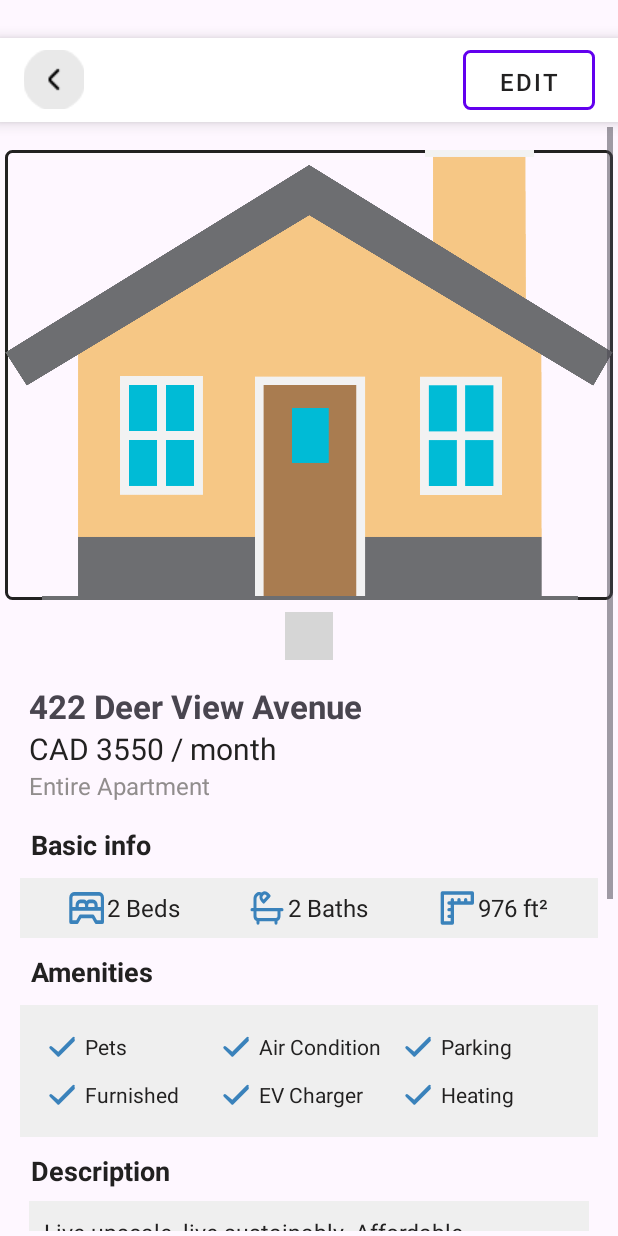
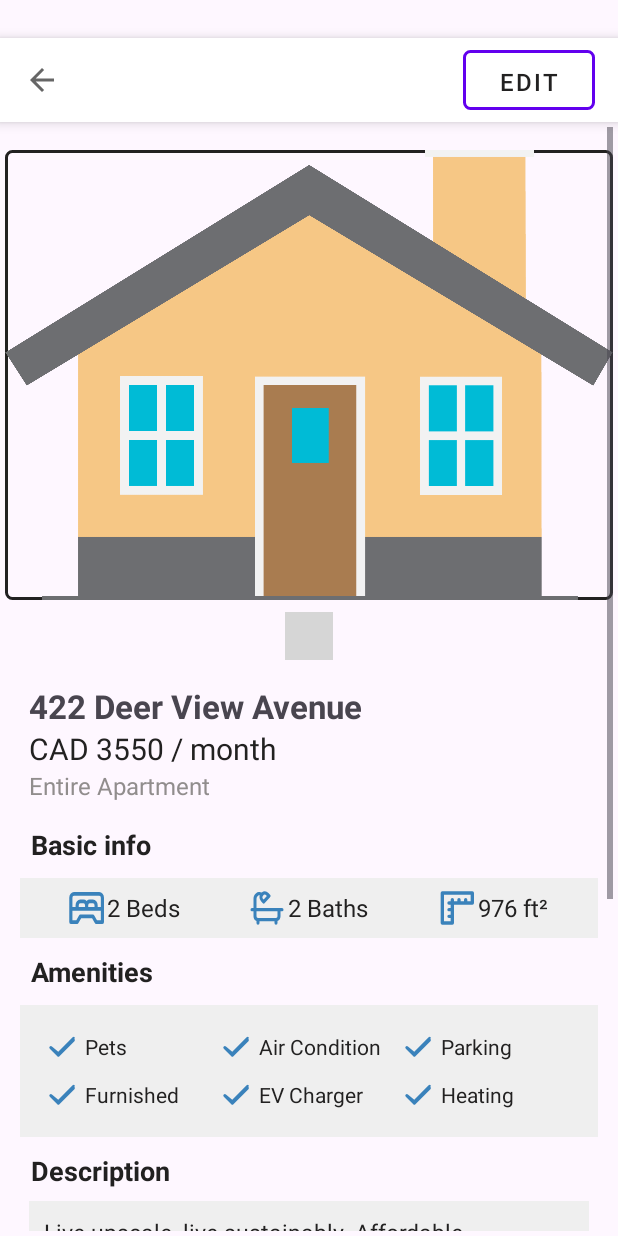
Before and after one commit to MrNathanDrake/Hexon_Project, an Android app: the screen it shows after launch once a user with an empty profile is signed in (PropertyDetailsActivity), after a tap on "Property Address", on a phone screen of 412 x 824 dp. Run offline under Robolectric (Android 15) with nearby library versions, the phone set to English and light mode, and no system bars; our stand-ins replace Firebase (no records; nobody signed in at launch, a user with empty details on screens opened directly), navigation-ui; libraries missing offline, so code that uses them is left out: com.tbuonomo.viewpagerdotsindicator; plain views replace DotsIndicator; pictures from the network do not load; 2 statements that could not run were skipped; grey boxes are pictures that could not be loaded.

Commit message:
update add property dashboard  UI

```diff
--- a/app/src/main/java/com/example/cmpt362_project/Chat.kt
+++ /dev/null
@@ -1,6 +0,0 @@
-package com.example.cmpt362_project
-
-data class Chat(
-    val id: Int,
-    val message: String
-)
--- a/app/src/main/java/com/example/cmpt362_project/inbox/InboxFragment.kt
+++ b/app/src/main/java/com/example/cmpt362_project/inbox/InboxFragment.kt
@@ -8,7 +8,6 @@ import android.widget.TextView
 import androidx.fragment.app.Fragment
 import androidx.lifecycle.ViewModelProvider
 import androidx.recyclerview.widget.LinearLayoutManager
-import com.example.cmpt362_project.ChatAdapter
 import com.example.cmpt362_project.R
 import com.example.cmpt362_project.databinding.FragmentInboxBinding
 
@@ -16,7 +15,7 @@ class InboxFragment : Fragment() {
 
     private var _binding: FragmentInboxBinding? = null
     private val binding get() = _binding!!
-    private lateinit var chatAdapter: ChatAdapter
+    //private lateinit var chatAdapter: ChatAdapter
 
     override fun onCreateView(
         inflater: LayoutInflater,
--- a/app/src/main/java/com/example/cmpt362_project/property/PropertyDetailsActivity.kt
+++ b/app/src/main/java/com/example/cmpt362_project/property/PropertyDetailsActivity.kt
@@ -1,13 +1,10 @@
 package com.example.cmpt362_project.property
 
-import android.content.Intent
 import android.os.Bundle
-import android.widget.Button
-import android.widget.ImageButton
 import android.widget.TextView
 import androidx.appcompat.app.AppCompatActivity
+import androidx.appcompat.widget.Toolbar
 import androidx.viewpager2.widget.ViewPager2
-import com.example.cmpt362_project.AddPropertyActivity
 import com.example.cmpt362_project.R
 import com.tbuonomo.viewpagerdotsindicator.DotsIndicator
 
@@ -17,24 +14,25 @@ class PropertyDetailsActivity : AppCompatActivity() {
         super.onCreate(savedInstanceState)
         setContentView(R.layout.activity_property_details)
 
-        // Back button functionality
-        val backButton: ImageButton = findViewById(R.id.backButton)
-        backButton.setOnClickListener {
-            finish() // Closes the activity and goes back
+        // Set up the toolbar
+        val toolbar: Toolbar = findViewById(R.id.toolbar)
+        setSupportActionBar(toolbar)
+
+        // Enable the default back button
+        supportActionBar?.apply {
+            setDisplayHomeAsUpEnabled(true) // Show back button
+            title = "" // Optional: Clear default title
         }
 
-        // Edit button functionality
-        val editButton: Button = findViewById(R.id.editButton)
-        editButton.setOnClickListener {
-            // Navigate to AddPropertyActivity
-            val intent = Intent(this, AddPropertyActivity::class.java)
-            startActivity(intent)
+        // Set the back button's behavior
+        toolbar.setNavigationOnClickListener {
+            onBackPressed() // Handle back button action
         }
 
         // Retrieve property data from the intent
-        val propertyAddressText = intent.getStringExtra("property_address") ?: "422 Deer View Avenue"
-        val propertyPriceText = intent.getStringExtra("property_price") ?: "3000 CAD / month"
-        val propertyImageUrl = intent.getStringExtra("property_image_url") ?: ""
+        val propertyAddressText = intent.getStringExtra("property_address")
+        val propertyPriceText = intent.getStringExtra("property_price")
+        val propertyImageUrl = intent.getStringExtra("property_image_url")
 
         // Set the property details in the UI
         val propertyAddress: TextView = findViewById(R.id.propertyAddress)
@@ -42,7 +40,7 @@ class PropertyDetailsActivity : AppCompatActivity() {
         propertyAddress.text = propertyAddressText
         propertyPrice.text = propertyPriceText
 
-        // Set up the ViewPager for scrolling images (mock example)
+        // Set up the ViewPager for scrolling images
         val viewPager: ViewPager2 = findViewById(R.id.propertyImageViewPager)
         val dotsIndicator: DotsIndicator = findViewById(R.id.dotsIndicator)
 
--- a/app/src/main/java/com/example/cmpt362_project/property/PropertyImageAdapter.kt
+++ b/app/src/main/java/com/example/cmpt362_project/property/PropertyImageAdapter.kt
@@ -8,7 +8,7 @@ import androidx.recyclerview.widget.RecyclerView
 import com.bumptech.glide.Glide
 import com.example.cmpt362_project.R
 
-class PropertyImageAdapter(private val imageUrls: List<String>) : RecyclerView.Adapter<PropertyImageAdapter.ImageViewHolder>() {
+class PropertyImageAdapter(private val imageUrls: List<String?>) : RecyclerView.Adapter<PropertyImageAdapter.ImageViewHolder>() {
 
     override fun onCreateViewHolder(parent: ViewGroup, viewType: Int): ImageViewHolder {
         val view = LayoutInflater.from(parent.context).inflate(R.layout.item_property_image, parent, false)
--- a/app/src/main/res/layout/activity_property_details.xml
+++ b/app/src/main/res/layout/activity_property_details.xml
@@ -19,18 +19,7 @@
         app:layout_constraintTop_toTopOf="parent"
         app:layout_constraintStart_toStartOf="parent"
         app:layout_constraintEnd_toEndOf="parent"
-        android:elevation="6dp">
-
-        <ImageButton
-            android:id="@+id/backButton"
-            android:layout_width="40dp"
-            android:layout_height="39dp"
-            android:layout_marginStart="8dp"
-            android:layout_gravity="start|center_vertical"
-            android:background="?attr/selectableItemBackgroundBorderless"
-            android:src="@drawable/back"
-            android:layout_marginTop="5dp"
-            android:contentDescription="Back" />
+        android:elevation="5dp">
 
         <Button
             android:id="@+id/editButton"
--- a/app/src/main/res/layout/fragment_dashboard.xml
+++ b/app/src/main/res/layout/fragment_dashboard.xml
@@ -3,15 +3,10 @@
     android:layout_width="match_parent"
     android:layout_height="match_parent"
     android:orientation="vertical"
-    android:paddingTop="4dp"
     android:paddingBottom="16dp"
     android:paddingStart="16dp"
     android:paddingEnd="16dp">
 
-    <ImageView
-        android:layout_width="match_parent"
-        android:layout_height="30dp"
-        android:src="@drawable/logo" />
 
     <!-- 标题 -->
     <TextView
@@ -20,6 +15,7 @@
         android:text="My Properties"
         android:textSize="24sp"
         android:textStyle="bold"
+        android:layout_marginTop="25dp"
         android:paddingBottom="4dp" />
 
     <!-- 搜索框 -->
```
Also changed, not shown: app/src/main/java/com/example/cmpt362_project/AddPropertyActivity.kt (deleted, +0 -25 lines), app/src/main/java/com/example/cmpt362_project/ChatAdapter.kt (deleted, +0 -36 lines), app/src/main/java/com/example/cmpt362_project/InboxActivity.kt (deleted, +0 -48 lines), app/src/main/java/com/example/cmpt362_project/ProfileActivity.kt (deleted, +0 -53 lines), app/src/main/res/layout/activity_add_property.xml (deleted, +0 -113 lines), app/src/main/res/layout/activity_main.xml (+1 -41 lines), app/src/main/res/layout/fragment_addproperty.xml (+7 -5 lines).
